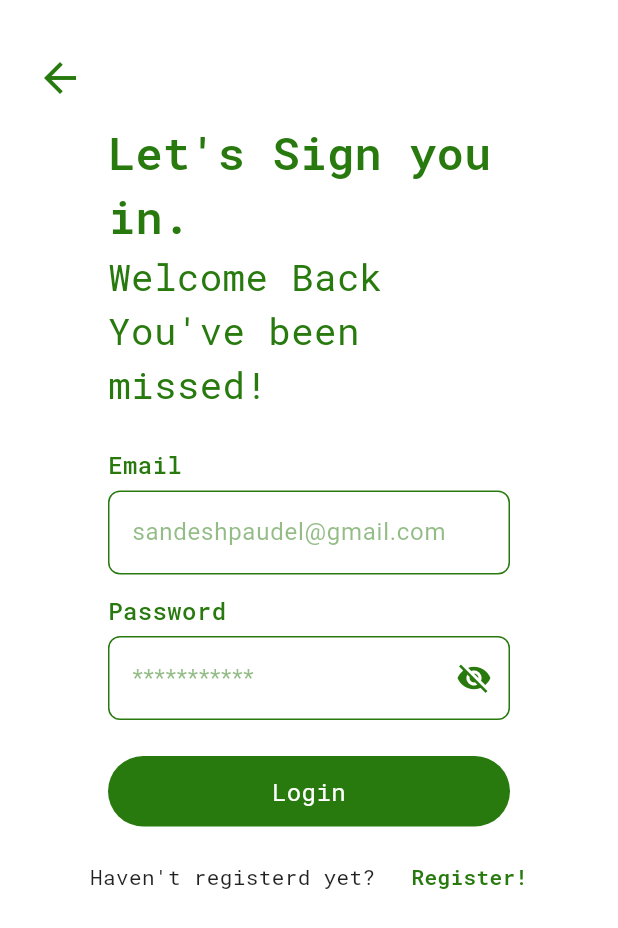
After one commit to sandesh123paudel/FinalYearProject, a Flutter app: the LoginScreen screen opened directly, on a phone screen of 412 x 824 dp. The commit adds this screen. Shown: the top 928 px of the screen. Run offline on Flutter 3.47's test engine with Material 3 defaults, Android fonts, the phone set to English and light mode, and no system bars; our stand-ins replace get.

Commit message:
Login Page UI Completed

```diff
--- /dev/null
+++ b/seniorshield/lib/constants/util/util.dart
@@ -0,0 +1,32 @@
+import 'dart:ui' as ui;
+
+double get pixelRatio => ui.window.devicePixelRatio;
+ui.Size get size => ui.window.physicalSize / pixelRatio;
+
+double get width => size.width;
+double get height => size.height;
+
+double get kVerticalMargin => height * 0.02;
+double get kHorizontalMargin => width * 0.03;
+
+double getResponsiveFont(double fontSize) {
+  double widthInDp = width;
+  double physicalPixelWidth = width * pixelRatio;
+  double dpi = ((physicalPixelWidth / widthInDp) * 160) - 5;
+
+  if (dpi <= 120) {
+    return 0.25 * fontSize;
+  } else if (dpi <= 160) {
+    return (1 / 3) * fontSize;
+  } else if (dpi <= 240) {
+    return 0.5 * fontSize;
+  } else if (dpi <= 320) {
+    return 0.75 * fontSize;
+  } else if (dpi <= 480) {
+    return 1.0 * fontSize;
+  } else if (dpi <= 640) {
+    return (4 / 3) * fontSize;
+  } else {
+    return 1.8 * fontSize;
+  }
+}
--- a/seniorshield/lib/main.dart
+++ b/seniorshield/lib/main.dart
@@ -1,5 +1,7 @@
+import 'package:flutter/gestures.dart';
 import 'package:flutter/material.dart';
 import 'package:get/get.dart';
+import 'package:seniorshield/constants/colors.dart';
 import 'package:seniorshield/views/splash_screen/splash1.dart';
 
 void main() {
@@ -15,8 +17,8 @@ class MyApp extends StatelessWidget {
     return GetMaterialApp(
       title: 'Senior Shield',
       theme: ThemeData(
-          scaffoldBackgroundColor: Colors.transparent,
-          appBarTheme: const AppBarTheme(backgroundColor: Colors.white),
+        scaffoldBackgroundColor: kDefaultIconLightColor,
+        appBarTheme: const AppBarTheme(backgroundColor: Colors.white),
       ),
       home: Splash1(),
     );
--- /dev/null
+++ b/seniorshield/lib/views/auth_screen/login_screen.dart
@@ -0,0 +1,132 @@
+import 'package:flutter/material.dart';
+import 'package:get/get.dart';
+import 'package:seniorshield/constants/colors.dart';
+import 'package:seniorshield/views/splash_screen/splash3.dart';
+import 'package:seniorshield/widgets/responsive_text.dart';
+
+import '../../constants/util/util.dart';
+import '../../widgets/custom_textField.dart';
+
+class LoginScreen extends StatefulWidget {
+  const LoginScreen({Key? key}) : super(key: key);
+
+  @override
+  State<LoginScreen> createState() => _LoginScreenState();
+}
+
+class _LoginScreenState extends State<LoginScreen> {
+  @override
+  Widget build(BuildContext context) {
+    return Scaffold(
+      backgroundColor: kDefaultIconLightColor,
+      body: SingleChildScrollView(
+        physics: NeverScrollableScrollPhysics(),
+        child: Column(
+          crossAxisAlignment: CrossAxisAlignment.start,
+          mainAxisAlignment: MainAxisAlignment.spaceBetween,
+          children: [
+            SizedBox(height: kVerticalMargin * 3),
+            GestureDetector(
+              onTap: () {
+                Get.to(Splash3());
+              },
+              behavior: HitTestBehavior.translucent,
+              child: Padding(
+                padding: EdgeInsets.symmetric(horizontal: kHorizontalMargin),
+                child: Icon(
+                  Icons.arrow_back_outlined,
+                  size: 32,
+                  color: kPrimaryColor,
+                ),
+              ),
+            ),
+            Container(
+              padding: EdgeInsets.symmetric(
+                  horizontal: kHorizontalMargin * 3, vertical: kVerticalMargin),
+              child: Column(
+                crossAxisAlignment: CrossAxisAlignment.start,
+                children: [
+                  ResponsiveText(
+                    "Let's Sign you in.",
+                    fontSize: 30,
+                    fontWeight: FontWeight.w600,
+
+                    textColor: kPrimaryColor,
+                  ),
+                  ResponsiveText(
+                    "Welcome Back",
+                    fontSize: 25,
+
+                    textColor: kPrimaryColor,
+                  ),
+                  ResponsiveText(
+                    "You've been missed!",
+                    fontSize: 25,
+
+                    textColor: kPrimaryColor,
+                  ),
+                ],
+              ),
+            ),
+            Container(
+              padding: EdgeInsets.symmetric(horizontal: kHorizontalMargin*3,vertical: kVerticalMargin),
+              child: Column(
+                mainAxisAlignment: MainAxisAlignment.end,
+                crossAxisAlignment: CrossAxisAlignment.start,
+                children: [
+                  CustomTextField(
+                    labelText: 'Email',
+                    hintText: 'sandeshpaudel@gmail.com',
+
+                    keyboardType: TextInputType.emailAddress,
+
+                  ),
+                  SizedBox(height: kVerticalMargin),
+                  CustomTextField(
+                    labelText: 'Password',
+                    hintText: '***********',
+                    obscureText: true,
+                    keyboardType: TextInputType.visiblePassword,
+                  ),
+                ],
+              ),
+            ),
+            SizedBox(height: kVerticalMargin),
+            Padding(
+              padding: EdgeInsets.symmetric(horizontal: kHorizontalMargin*3),
+              child: SizedBox(
+                width: double.infinity, // Ensures buttons take full width
+                child: Container(
+                  margin:  EdgeInsets.only(bottom:kVerticalMargin),
+                  padding:  EdgeInsets.symmetric(horizontal:kHorizontalMargin*2,vertical: kVerticalMargin),
+                  decoration: BoxDecoration(
+                    color: kPrimaryColor,
+                    borderRadius: BorderRadius.circular(32),
+                  ),
+                  child: ResponsiveText(
+                    "Login",
+                    fontSize: 16,
+                    textColor: kDefaultIconLightColor,
+                    textAlign: TextAlign.center, // Aligns text in the center
+                  ),
+                ),
+              ),
+            ),
+            SizedBox(height: kVerticalMargin),
+            Container(
+              margin:  EdgeInsets.only(bottom: kVerticalMargin*2),
+              child: Row(
+                mainAxisAlignment: MainAxisAlignment.center,
+                children: [
+                  ResponsiveText("Haven't registerd yet?",textColor: kDefaultIconDarkColor,),
+                  SizedBox(width: kHorizontalMargin),
+                  ResponsiveText("Register!",fontWeight: FontWeight.w600,textColor: kPrimaryColor,)
+                ],
+              ),
+            )
+          ],
+        ),
+      ),
+    );
+  }
+}
--- /dev/null
+++ b/seniorshield/lib/widgets/custom_textField.dart
@@ -0,0 +1,74 @@
+import 'package:flutter/material.dart';
+import 'package:seniorshield/widgets/responsive_text.dart';
+
+import '../constants/colors.dart';
+import '../constants/util/util.dart';
+
+class CustomTextField extends StatefulWidget {
+  final String? labelText;
+  final String? hintText;
+  final bool obscureText;
+  final TextInputType? keyboardType;
+
+  const CustomTextField({
+    Key? key,
+    @required this.labelText,
+    @required this.hintText,
+    this.keyboardType,
+    this.obscureText = false,
+  }) : super(key: key);
+
+  @override
+  _CustomTextFieldState createState() => _CustomTextFieldState();
+}
+
+class _CustomTextFieldState extends State<CustomTextField> {
+  bool _obscureText = true;
+
+  @override
+  Widget build(BuildContext context) {
+    return Column(
+      crossAxisAlignment: CrossAxisAlignment.start,
+      children: [
+        ResponsiveText(
+          widget.labelText!,
+          fontSize: 16,
+          textColor: kPrimaryColor,
+          fontWeight: FontWeight.w500,
+        ),
+        SizedBox(height: kVerticalMargin / 2),
+        TextField(
+          keyboardType: widget.keyboardType,
+          cursorColor: kPrimaryColor,
+          style: TextStyle(color: kPrimaryColor),
+          obscureText: widget.obscureText ? _obscureText : false,
+          decoration: InputDecoration(
+            hintText: widget.hintText,
+            hintStyle: TextStyle(color: kPrimaryColor.withOpacity(0.5)),
+            enabledBorder: OutlineInputBorder(
+              borderRadius: BorderRadius.circular(8),
+              borderSide: BorderSide(color: kPrimaryColor),
+            ),
+            focusedBorder: OutlineInputBorder(
+              borderRadius: BorderRadius.circular(8),
+              borderSide: BorderSide(color: kPrimaryColor, width: 2),
+            ),
+            suffixIcon: widget.obscureText
+                ? IconButton(
+              onPressed: () {
+                setState(() {
+                  _obscureText = !_obscureText;
+                });
+              },
+              icon: Icon(
+                _obscureText ? Icons.visibility_off : Icons.visibility,
+                color: kPrimaryColor,
+              ),
+            )
+                : null,
+          ),
+        ),
+      ],
+    );
+  }
+}
--- /dev/null
+++ b/seniorshield/lib/widgets/responsive_text.dart
@@ -0,0 +1,50 @@
+import 'package:flutter/material.dart';
+import '../constants/util/util.dart';
+
+class ResponsiveText extends StatelessWidget {
+  const ResponsiveText(
+      this.text, {super.key,
+        this.fontSize = 14,
+        this.textColor,
+        this.fontWeight,
+        this.textAlign = TextAlign.start,
+        this.fontFamily,
+        this.height,
+        this.fontStyle,
+        this.textOverflow,
+        this.maxLines, this.style,
+        this.decoration,
+      });
+
+  final double fontSize;
+  final String text;
+  final Color? textColor;
+  final TextAlign textAlign;
+  final FontWeight? fontWeight;
+  final String? fontFamily;
+  final TextOverflow? textOverflow;
+  final FontStyle? fontStyle;
+  final double? height;
+  final int? maxLines;
+  final TextStyle? style;
+  final TextDecoration? decoration;
+
+  @override
+  Widget build(BuildContext context) {
+    return Text(
+      text,
+      textAlign: textAlign,
+      textScaleFactor: 1,
+      style: style ?? Theme.of(context).textTheme.bodyText2?.copyWith(
+          color: textColor,
+          fontFamily: fontFamily?? 'RobotoMono',
+          fontSize: getResponsiveFont(fontSize),
+          fontWeight: fontWeight,
+          decoration: decoration,
+          height: height,
+          overflow: textOverflow,
+          fontStyle: fontStyle),
+      maxLines: maxLines,
+    );
+  }
+}
```
Also changed, not shown: seniorshield/lib/constants/colors.dart (+9 -9 lines), seniorshield/lib/constants/images.dart (+10 -0 lines), seniorshield/lib/views/splash_screen/splash1.dart (+5 -6 lines), seniorshield/lib/views/splash_screen/splash2.dart (+51 -2 lines), seniorshield/lib/views/splash_screen/splash3.dart (added, +108 -0 lines), seniorshield/pubspec.yaml (+7 -1 lines), seniorshield/assets/font/RobotoMono-Italic-VariableFont_wght.ttf (added), seniorshield/assets/font/RobotoMono-VariableFont_wght.ttf (added), seniorshield/assets/images/arrow-left-long.png (added), seniorshield/assets/images/splash2.png (renamed from Prototype/Asseets/hand-drawn-life-cycle-man/6017945.png), seniorshield/pubspec.lock, 1 other file.
